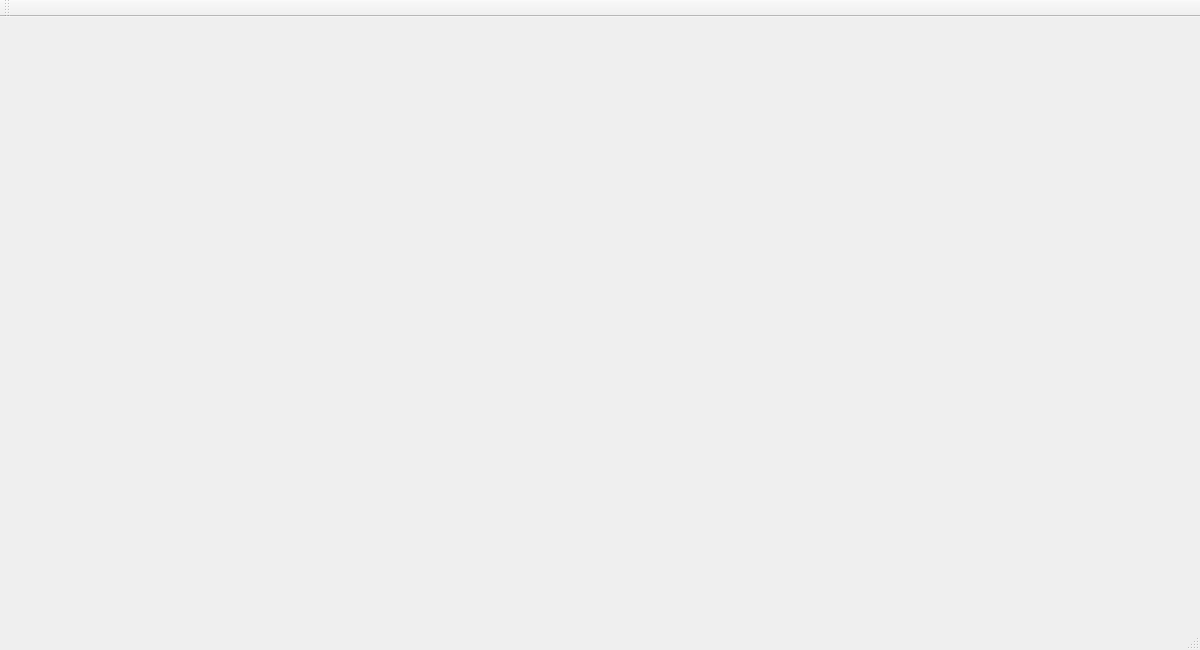
PhucHoang200/coffee-shop-management-system, file coffee_shop_management_system/coffee_shop_management_system/GUI/AdminDashboard.ui: the form before one commit.
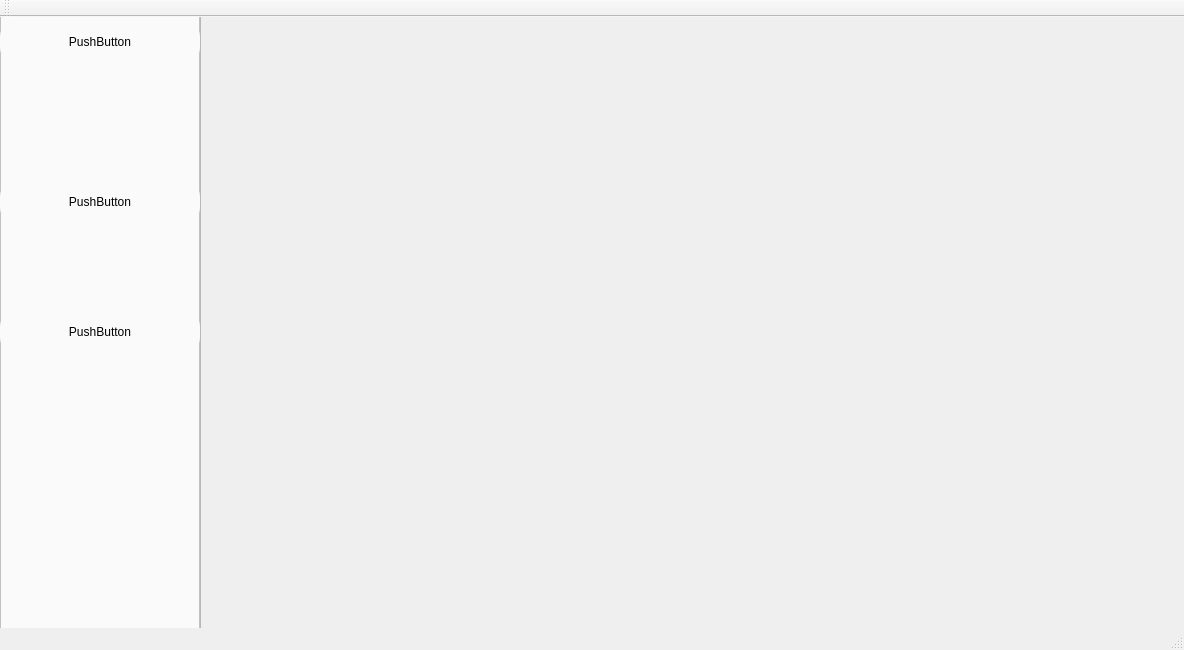
The form after the commit.

```diff
--- a/coffee_shop_management_system/coffee_shop_management_system/GUI/AdminDashboard.ui
+++ b/coffee_shop_management_system/coffee_shop_management_system/GUI/AdminDashboard.ui
@@ -6,14 +6,183 @@
    <rect>
     <x>0</x>
     <y>0</y>
-    <width>1200</width>
+    <width>1184</width>
     <height>650</height>
    </rect>
   </property>
   <property name="windowTitle">
    <string>AdminDashboard</string>
   </property>
-  <widget class="QWidget" name="centralWidget"/>
+  <widget class="QWidget" name="centralWidget">
+   <widget class="QFrame" name="frame">
+    <property name="geometry">
+     <rect>
+      <x>0</x>
+      <y>-20</y>
+      <width>200</width>
+      <height>641</height>
+     </rect>
+    </property>
+    <property name="font">
+     <font/>
+    </property>
+    <property name="styleSheet">
+     <string notr="true">background-color: rgb(250, 250, 250);
+</string>
+    </property>
+    <property name="frameShape">
+     <enum>QFrame::Shape::StyledPanel</enum>
+    </property>
+    <property name="frameShadow">
+     <enum>QFrame::Shadow::Raised</enum>
+    </property>
+    <widget class="QPushButton" name="button1">
+     <property name="geometry">
+      <rect>
+       <x>0</x>
+       <y>20</y>
+       <width>200</width>
+       <height>50</height>
+      </rect>
+     </property>
+     <property name="styleSheet">
+      <string notr="true">QPushButton {
+    border: none;
+    background-color: rgb(250, 250, 250);   /* default */
+    color: black;
+    padding: 8px 16px;
+    border-radius: 20px;
+}
+
+/* Hover khi chưa checked */
+QPushButton:hover:!checked {
+    background-color: rgb(235, 235, 235);   /* hover nhẹ */
+}
+
+/* Khi nhấn */
+QPushButton:pressed {
+    background-color: rgb(210, 210, 210);
+}
+
+/* Khi checked (đang chọn) */
+QPushButton:checked {
+    background-color: rgb(200, 200, 200);
+}
+
+/* Hover khi đang checked (clicked) */
+QPushButton:checked:hover {
+    background-color: rgb(190, 190, 190);  /* đậm hơn chút */
+}
+</string>
+     </property>
+     <property name="text">
+      <string>PushButton</string>
+     </property>
+    </widget>
+    <widget class="QPushButton" name="button2">
+     <property name="geometry">
+      <rect>
+       <x>0</x>
+       <y>180</y>
+       <width>200</width>
+       <height>50</height>
+      </rect>
+     </property>
+     <property name="styleSheet">
+      <string notr="true">QPushButton {
+    border: none;
+    background-color: rgb(250, 250, 250);   /* default */
+    color: black;
+    padding: 8px 16px;
+    border-radius: 20px;
+}
+
+/* Hover khi chưa checked */
+QPushButton:hover:!checked {
+    background-color: rgb(235, 235, 235);   /* hover nhẹ */
+}
+
+/* Khi nhấn */
+QPushButton:pressed {
+    background-color: rgb(210, 210, 210);
+}
+
+/* Khi checked (đang chọn) */
+QPushButton:checked {
+    background-color: rgb(200, 200, 200);
+}
+
+/* Hover khi đang checked (clicked) */
+QPushButton:checked:hover {
+    background-color: rgb(190, 190, 190);  /* đậm hơn chút */
+}
+</string>
+     </property>
+     <property name="text">
+      <string>PushButton</string>
+     </property>
+    </widget>
+    <widget class="QPushButton" name="button3">
+     <property name="geometry">
+      <rect>
+       <x>0</x>
+       <y>310</y>
+       <width>200</width>
+       <height>50</height>
+      </rect>
+     </property>
+     <property name="styleSheet">
+      <string notr="true">QPushButton {
+    border: none;
+    background-color: rgb(250, 250, 250);   /* default */
+    color: black;
+    padding: 8px 16px;
+    border-radius: 20px;
+}
+
+/* Hover khi chưa checked */
+QPushButton:hover:!checked {
+    background-color: rgb(235, 235, 235);   /* hover nhẹ */
+}
+
+/* Khi nhấn */
+QPushButton:pressed {
+    background-color: rgb(210, 210, 210);
+}
+
+/* Khi checked (đang chọn) */
+QPushButton:checked {
+    background-color: rgb(200, 200, 200);
+}
+
+/* Hover khi đang checked (clicked) */
+QPushButton:checked:hover {
+    background-color: rgb(190, 190, 190);  /* đậm hơn chút */
+}
+</string>
+     </property>
+     <property name="text">
+      <string>PushButton</string>
+     </property>
+    </widget>
+   </widget>
+   <widget class="QFrame" name="frame_2">
+    <property name="geometry">
+     <rect>
+      <x>200</x>
+      <y>-10</y>
+      <width>1001</width>
+      <height>641</height>
+     </rect>
+    </property>
+    <property name="frameShape">
+     <enum>QFrame::Shape::StyledPanel</enum>
+    </property>
+    <property name="frameShadow">
+     <enum>QFrame::Shadow::Raised</enum>
+    </property>
+   </widget>
+  </widget>
   <widget class="QToolBar" name="mainToolBar">
    <attribute name="toolBarArea">
     <enum>TopToolBarArea</enum>
```
Left out of the diff: 2 changed lines with no effect on the pictures.
